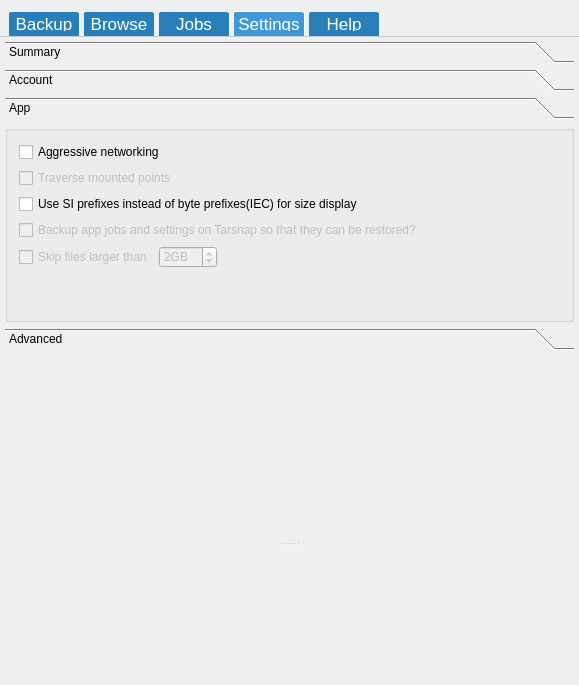
Before: the Qt Designer form mainwindow.ui in Tarsnap/tarsnap-gui, drawn with Qt 5.
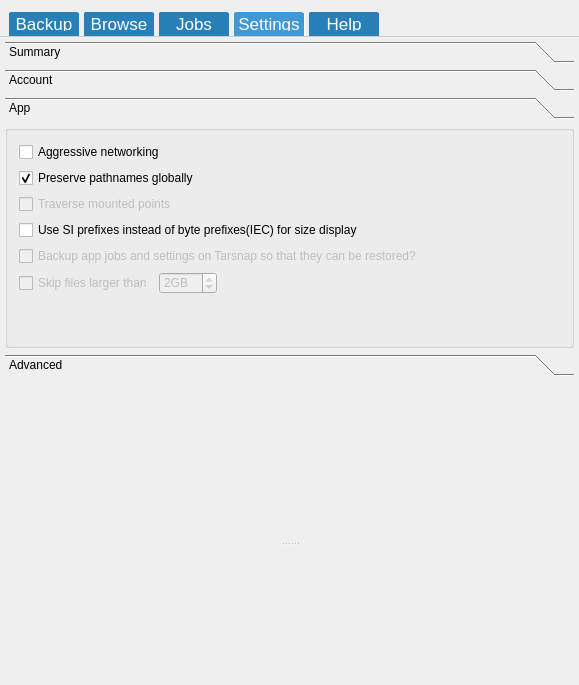
After: the same form once the commit is applied. The open tabs and pages were chosen to show the change. Icons and pictures are not drawn. Custom widgets are drawn as their Qt base class.

Commit message: Add preserve pathnames Settings option.

Patch:
```diff
--- a/mainwindow.ui
+++ b/mainwindow.ui
@@ -1414,8 +1414,8 @@
                <rect>
                 <x>0</x>
                 <y>0</y>
-                <width>484</width>
-                <height>158</height>
+                <width>569</width>
+                <height>198</height>
                </rect>
               </property>
               <attribute name="label">
@@ -1440,7 +1440,7 @@
                   <string/>
                  </property>
                  <layout class="QGridLayout" name="gridLayout">
-                  <item row="4" column="0">
+                  <item row="5" column="0">
                    <widget class="QWidget" name="widget" native="true">
                     <layout class="QHBoxLayout" name="horizontalLayout_5">
                      <property name="spacing">
@@ -1512,7 +1512,7 @@
                     </layout>
                    </widget>
                   </item>
-                  <item row="1" column="0">
+                  <item row="2" column="0">
                    <widget class="QCheckBox" name="checkBox_2">
                     <property name="enabled">
                      <bool>false</bool>
@@ -1522,34 +1522,21 @@
                     </property>
                    </widget>
                   </item>
-                  <item row="0" column="0">
-                   <widget class="QCheckBox" name="aggressiveNetworkingCheckBox">
-                    <property name="text">
-                     <string>Aggressive networking</string>
-                    </property>
-                   </widget>
-                  </item>
-                  <item row="2" column="0">
+                  <item row="3" column="0">
                    <widget class="QCheckBox" name="siPrefixesCheckBox">
                     <property name="text">
                      <string>Use SI prefixes instead of byte prefixes(IEC) for size display</string>
                     </property>
                    </widget>
                   </item>
-                  <item row="3" column="0">
-                   <widget class="QCheckBox" name="checkBox">
-                    <property name="enabled">
-                     <bool>false</bool>
-                    </property>
+                  <item row="0" column="0">
+                   <widget class="QCheckBox" name="aggressiveNetworkingCheckBox">
                     <property name="text">
-                     <string>Backup app jobs and settings on Tarsnap so that they can be restored?</string>
-                    </property>
-                    <property name="checked">
-                     <bool>false</bool>
+                     <string>Aggressive networking</string>
                     </property>
                    </widget>
                   </item>
-                  <item row="5" column="0">
+                  <item row="6" column="0">
                    <spacer name="verticalSpacer">
                     <property name="orientation">
                      <enum>Qt::Vertical</enum>
@@ -1562,6 +1549,29 @@
                     </property>
                    </spacer>
                   </item>
+                  <item row="4" column="0">
+                   <widget class="QCheckBox" name="checkBox">
+                    <property name="enabled">
+                     <bool>false</bool>
+                    </property>
+                    <property name="text">
+                     <string>Backup app jobs and settings on Tarsnap so that they can be restored?</string>
+                    </property>
+                    <property name="checked">
+                     <bool>false</bool>
+                    </property>
+                   </widget>
+                  </item>
+                  <item row="1" column="0">
+                   <widget class="QCheckBox" name="preservePathsCheckBox">
+                    <property name="text">
+                     <string>Preserve pathnames globally</string>
+                    </property>
+                    <property name="checked">
+                     <bool>true</bool>
+                    </property>
+                   </widget>
+                  </item>
                  </layout>
                 </widget>
                </item>
```
Left out of the diff: 4 changed lines with no effect on the pictures. The commit also changes 3 other files.
